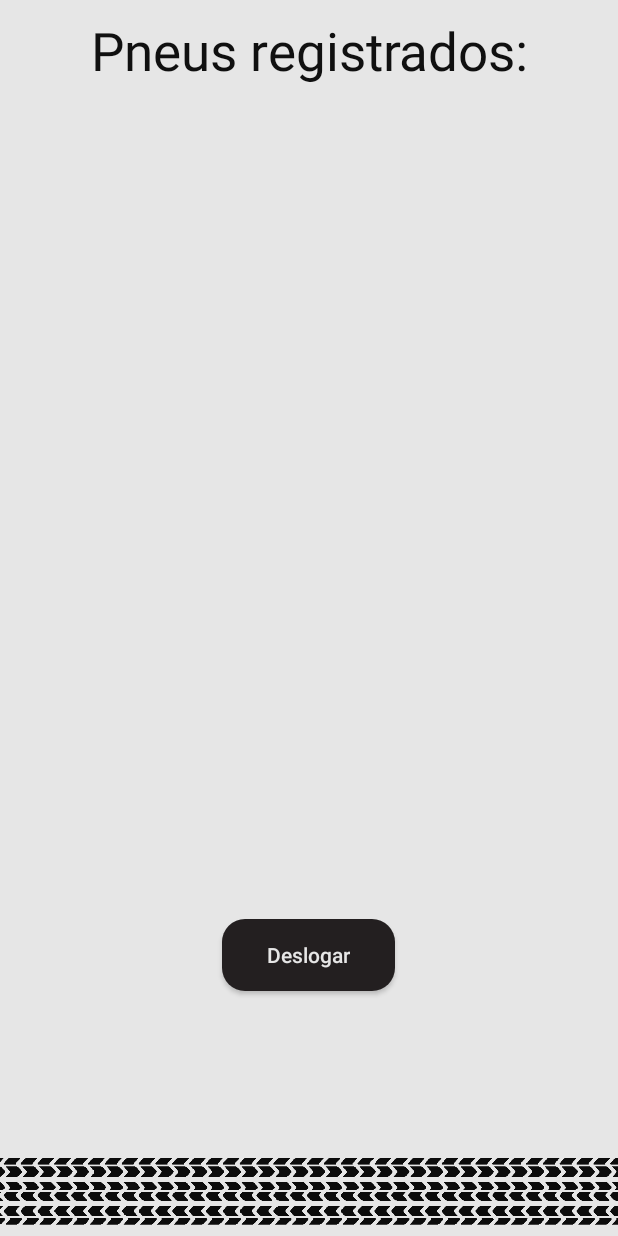
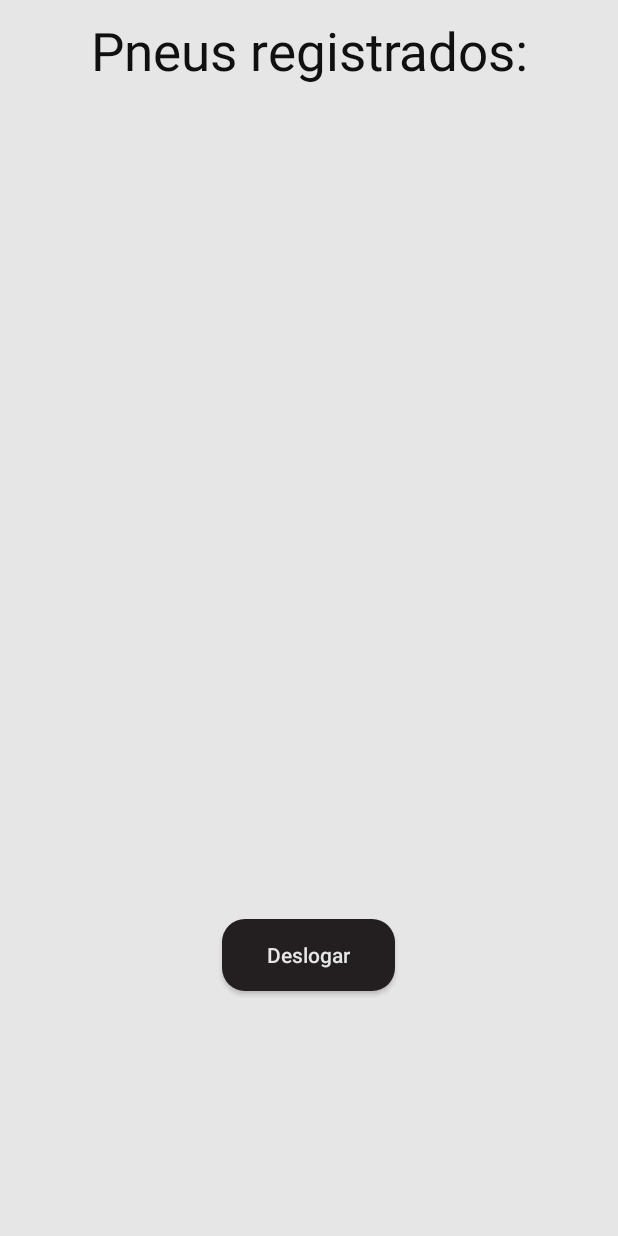
Before and after one commit to Matheus-commit/Rode_Legal_Pnreus, an Android app: the screen it shows after launch once a user with an empty profile is signed in (MainActivity), on a phone screen of 412 x 824 dp. Run offline under Robolectric (Android 15) with nearby library versions, the phone set to English and light mode, and no system bars; our stand-ins replace Firebase (no records; nobody signed in at launch, a user with empty details on screens opened directly).

Commit message:
Commit back end - list view funcional

```diff
--- a/app/src/main/java/com/rode_legal_pneus/ui/pneus/services/RetrofitInitializer.kt
+++ b/app/src/main/java/com/rode_legal_pneus/ui/pneus/services/RetrofitInitializer.kt
@@ -8,7 +8,7 @@
 
 class RetrofitInitializer {
 
-    val URL = "https://6418dc1875be53f451e85276.mockapi.io/api/v1/pneus"
+    val URL = "https://641a31c3f398d7d95d52933c.mockapi.io/api/v1/"
 
     val retrofit = Retrofit.Builder()
         .baseUrl(URL)
--- a/app/src/main/java/com/rode_legal_pneus/ui/pneus/ui/activities/MainActivity.kt
+++ b/app/src/main/java/com/rode_legal_pneus/ui/pneus/ui/activities/MainActivity.kt
@@ -22,6 +22,8 @@
         binding = MainScreenBinding.inflate(layoutInflater)
         setContentView(binding.root)
 
+
+        getPneus()
 
         binding.btnLogout.setOnClickListener {
             FirebaseAuth.getInstance().signOut()
--- /dev/null
+++ b/app/src/main/res/drawable/item_background.xml
@@ -0,0 +1,5 @@
+<?xml version="1.0" encoding="utf-8"?>
+<shape xmlns:android="http://schemas.android.com/apk/res/android">
+
+    <stroke android:width="4px"/>
+</shape>
--- a/app/src/main/res/layout/main_screen.xml
+++ b/app/src/main/res/layout/main_screen.xml
@@ -40,12 +40,4 @@
         android:textAllCaps="false"
         android:background="@drawable/btncustom"/>
 
-    <ImageView
-        android:id="@+id/imgTracksbtn"
-        android:layout_alignParentBottom="true"
-        android:layout_width="wrap_content"
-        android:layout_height="60dp"
-        android:src="@drawable/tiretracks"/>
-
-
 </RelativeLayout>
```
Also changed, not shown: app/src/main/res/layout/item_pneus.xml (+5 -2 lines).
